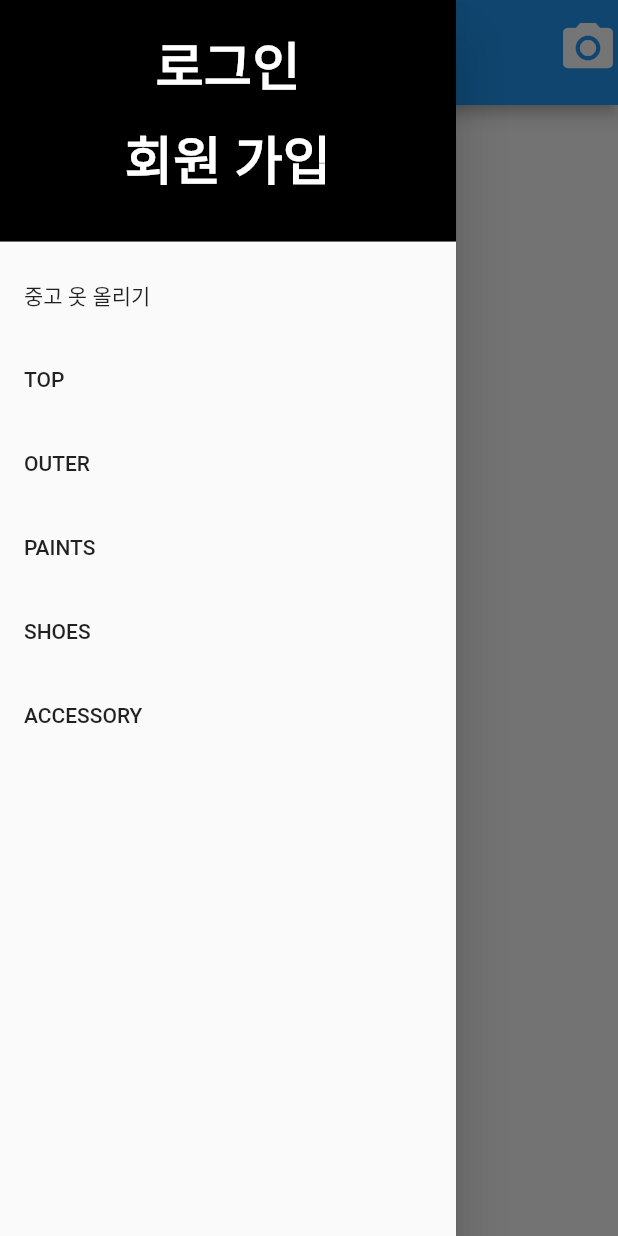
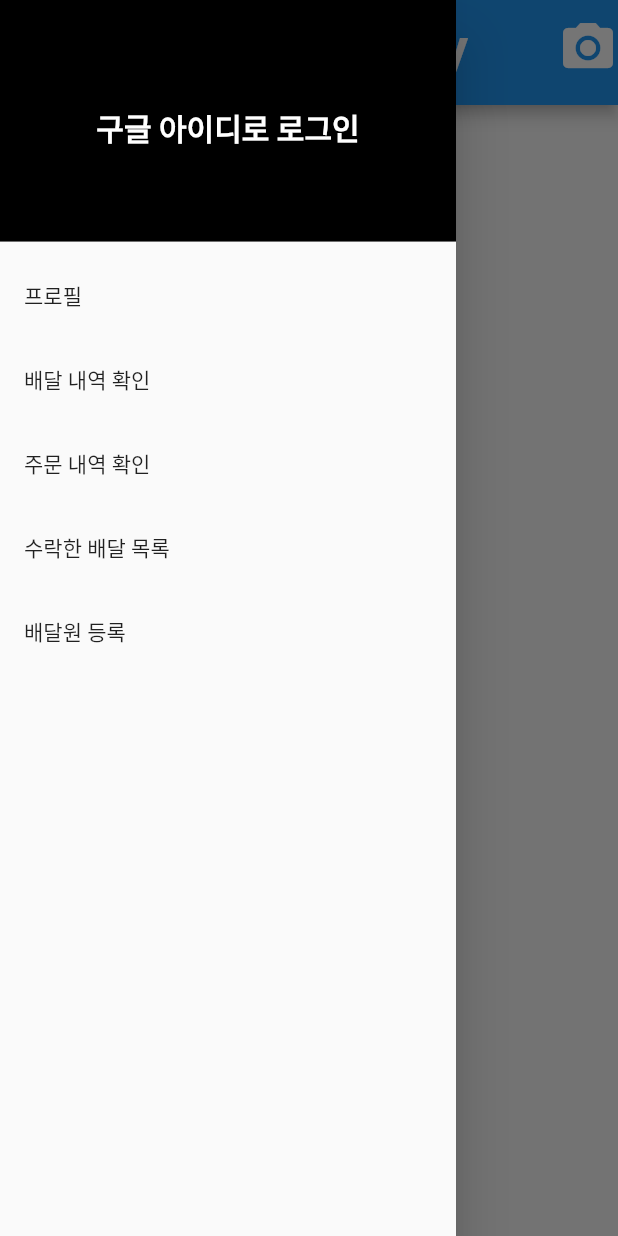
Before and after one commit to bsj2776/univery_flutter_2022, a Flutter app: the screen it shows after launch, with the side drawer open, on a phone screen of 412 x 824 dp. Run offline on Flutter 3.47's test engine with Material 2 defaults, Android fonts, the phone set to English and light mode, and no system bars; our stand-ins replace firebase_auth, firebase_core, google_sign_in; accounts and stored records are empty; Roboto replaces fonts that are missing (Nanum Barumpen, Nanum Myeongjo).

Commit message:
google 로그인 완성(현재 선택한 구글계정으로 로그인이 가능하다. 하지만 학교계정이 아닐 때 접근을 막는 기능을 미완성이다.) sidebar와 title을 우리 앱과 맞게 수정하였다.

```diff
--- a/lib/main.dart
+++ b/lib/main.dart
@@ -1,7 +1,7 @@
-import 'package:firebase_auth/firebase_auth.dart';
 import 'package:flutter/material.dart';
 import 'package:firebase_core/firebase_core.dart';
 import 'firebase_options.dart';
+import 'package:firebase_auth/firebase_auth.dart';
 import 'package:google_sign_in/google_sign_in.dart';
 
 void main() async {
@@ -23,37 +23,76 @@ class MyApp extends StatelessWidget {
       theme: ThemeData(
         primarySwatch: Colors.blue,
       ),
-      home: MyhomePage(),
+      home: const MyhomePage(),
       routes: {
-        //'login': (context) => login(),
-        //'/Sign_up': (context) => Sign_up()
+        //'/Profile': (context) => Profile(),
       },
     );
   }
 }
 
-class MyhomePage extends StatefulWidget{
+class MyhomePage extends StatefulWidget {
   const MyhomePage({Key? key}) : super(key: key);
+
+  // This widget is the home page of your application. It is stateful, meaning
+  // that it has a State object (defined below) that contains fields that affect
+  // how it looks.
+
+  // This class is the configuration for the state. It holds the values (in this
+  // case the title) provided by the parent (in this case the App widget) and
+  // used by the build method of the State. Fields in a Widget subclass are
+  // always marked "final".
 
   @override
   _MyHomePageState createState() => _MyHomePageState();
 }
 
+class AppState{
+  bool loading;
+  User? user;
+  AppState(this.loading, this.user);
+}
 
-class _MyHomePageState extends State {
+class _MyHomePageState extends State<MyhomePage> {
+
+  final FirebaseAuth _auth = FirebaseAuth.instance;
+  final GoogleSignIn _googleSignIn = GoogleSignIn();
+  final app = AppState(false, null);
+
   @override
   Widget build(BuildContext context) {
+    if(app.loading) return _loading();
+    //if(app.user == null) return _signIn();
+    // This method is rerun every time setState is called, for instance as done
+    // by the _incrementCounter method above.
+    //
+    // The Flutter framework has been optimized to make rerunning build methods
+    // fast, so that you can just rebuild anything that needs updating rather
+    // than having to individually change instances of widgets.
+    return main();
+  }
+
+  Widget _loading(){
+    return Scaffold(
+        appBar: AppBar(title : const Text("loading...")),
+        body : const Center(child: CircularProgressIndicator())
+    );
+  }
+
+  Widget main(){
     return Scaffold(
       appBar: PreferredSize(
-        preferredSize: const Size.fromHeight(70.0),
+        preferredSize: Size.fromHeight(70.0),
         child: AppBar(
+          // Here we take the value from the MyHomePage object that was created by
+          // the App.build method, and use it to set our appbar title.
           title: Column(
             mainAxisAlignment: MainAxisAlignment.center,
             crossAxisAlignment: CrossAxisAlignment.center,
-            children: const [
+            children: const <Widget>[
               Center(
                 child: Text(
-                  'C-STYLE',
+                  'HGU-Univery',
                   style: TextStyle(
                       height: 1.5,
                       fontWeight: FontWeight.bold,
@@ -65,108 +104,61 @@ class _MyHomePageState extends State {
               ),
             ],
           ),
-          actions: [
+          actions: <Widget>[
             Column(
               mainAxisAlignment: MainAxisAlignment.center,
               crossAxisAlignment: CrossAxisAlignment.center,
-              children: [
+              children: <Widget>[
                 IconButton(
                   icon: const Icon(
                     Icons.camera_alt,
                     color: Colors.white,
                     size: 40,
-                  ),
-                  onPressed: () {},
+                  ), onPressed: () {  },
                 ),
               ],
             )
           ],
         ),
       ),
+
+      body: const Center(
+        child: Text('가장 최근에 올린 옷부터 정렬'),
+      ),
+
+      //슬라이드 메뉴
       drawer: Drawer(
         child: ListView(
           padding: EdgeInsets.zero,
-          children: [
+          children: <Widget>[
             //로그인 회원가입 창
-            DrawerHeader(
-              decoration: const BoxDecoration(
-                color: Colors.black,
-              ),
-              child: Column(
-                mainAxisAlignment: MainAxisAlignment.start,
-                children: [
-                  FlatButton(
-                    child: const Text(
-                      '로그인',
-                      style: TextStyle(
-                        height: 1.5,
-                        fontWeight: FontWeight.bold,
-                        fontSize: 35,
-                        fontFamily: 'Nanum Myeongjo',
-                        fontStyle: FontStyle.normal,
-                        color: Colors.white,
-                      ),
-                    ),
-                    onPressed: () async {
-                      final result =
-                          await Navigator.pushNamed(context, '/login');
-                    },
-                  ),
-                  //로그인과 회원가입 사이의 여백
-                  const SizedBox(
-                    height: 10,
-                  ),
-                  FlatButton(
-                    child: const Text(
-                      '회원 가입',
-                      style: TextStyle(
-                        height: 1.5,
-                        fontWeight: FontWeight.bold,
-                        fontSize: 35,
-                        fontFamily: 'Nanum Myeongjo',
-                        fontStyle: FontStyle.normal,
-                        color: Colors.white,
-                      ),
-                    ),
-                    onPressed: () async {
-                      final result =
-                          await Navigator.pushNamed(context, '/Sign_up');
-                    },
-                  ),
-                ],
-              ),
-            ),
+            if(app.user == null) Login_SignUp()
+            else Login_done(),
             ListTile(
-                title: Text('중고 옷 올리기'),
+                title: Text('프로필'),
                 onTap: () {
                   Navigator.pop(context);
                 }),
             ListTile(
-              title: Text('TOP'),
+              title: Text('배달 내역 확인'),
               onTap: () {
                 Navigator.pop(context);
               },
             ),
             ListTile(
-              title: Text('OUTER'),
+              title: Text('주문 내역 확인'),
               onTap: () {
                 Navigator.pop(context);
               },
             ),
             ListTile(
-              title: Text('PAINTS'),
+              title: Text('수락한 배달 목록'),
               onTap: () {
                 Navigator.pop(context);
               },
             ),
             ListTile(
-              title: Text('SHOES'),
-              onTap: () {
-                Navigator.pop(context);
-              },
-            ),
-            ListTile(
-              title: Text('ACCESSORY'),
+              title: Text('배달원 등록'),
               onTap: () {
                 Navigator.pop(context);
               },
@@ -177,4 +169,114 @@ class _MyHomePageState extends State {
       // This trailing comma makes auto-formatting nicer for build methods.
     );
   }
+
+  Widget Login_done(){
+    return DrawerHeader(
+      child: Column(
+        mainAxisAlignment: MainAxisAlignment.center,
+        children: <Widget>[
+          FlatButton(
+            child: Text(
+              '내 정보',
+              style: TextStyle(
+                height: 0.5,
+                fontWeight: FontWeight.bold,
+                fontSize: 30,
+                //fontFamily: 'Nanum Myeongjo',
+                fontStyle: FontStyle.normal,
+                color: Colors.white,
+              ),
+            ),
+            onPressed: () async {
+              final result = await Navigator.pushNamed(context, '/My_information');
+            },
+          ),
+          SizedBox(
+            height: 10,
+          ),
+          FlatButton(
+              child: Text(
+                '로그아웃',
+                style: TextStyle(
+                  height: 0.5,
+                  fontWeight: FontWeight.bold,
+                  fontSize: 30,
+                  //fontFamily: 'Nanum Myeongjo',
+                  fontStyle: FontStyle.normal,
+                  color: Colors.white,
+                ),
+              ),
+              onPressed: (){
+                _sign_Out();
+              }
+          ),
+        ],
+      ),
+      decoration: BoxDecoration(
+        color: Colors.black,
+      ),
+    );
+  }
+
+  Widget Login_SignUp() {
+    return DrawerHeader(
+      child: Column(
+        mainAxisAlignment: MainAxisAlignment.center,
+        children: <Widget>[
+          FlatButton(
+            child: Text(
+              '구글 아이디로 로그인',
+              style: TextStyle(
+                height: 1.5,
+                fontWeight: FontWeight.bold,
+                fontSize: 20,
+                fontFamily: 'Nanum Myeongjo',
+                fontStyle: FontStyle.normal,
+                color: Colors.white,
+              ),
+            ),
+            onPressed: () async {
+              _signIn();
+            },
+          ),
+        ],
+      ),
+      decoration: BoxDecoration(
+        color: Colors.black,
+      ),
+    );
+  }
+
+  Future<String> _signIn() async{
+    setState(() => app.loading = true);
+    // Trigger the authentication flow
+    final GoogleSignInAccount? googleUser = await GoogleSignIn().signIn();
+
+    // Obtain the auth details from the request
+    final GoogleSignInAuthentication? googleAuth = await googleUser?.authentication;
+
+    // Create a new credential
+    final credential = GoogleAuthProvider.credential(
+      accessToken: googleAuth?.accessToken,
+      idToken: googleAuth?.idToken,
+    );
+    final UserCredential awitAsult = await _auth.signInWithCredential(credential);
+    final User? user = awitAsult.user;
+
+    setState(() {
+      app.loading = false;
+      app.user = user;
+      print(user);
+    });
+
+    return 'successor';
+  }
+
+  _sign_Out() async{
+    await _googleSignIn.signOut();
+    setState(() {
+      return app.user = null;
+    });
+  }
+
 }
```
